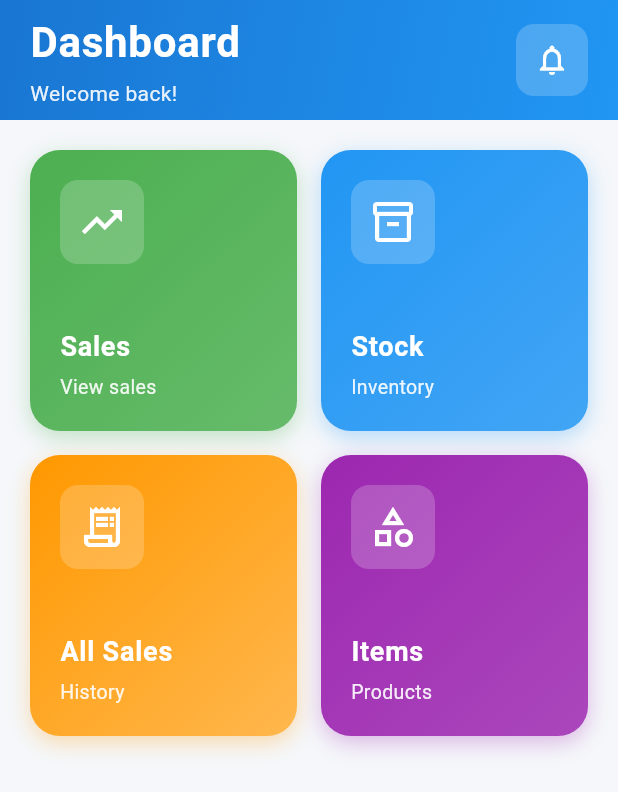
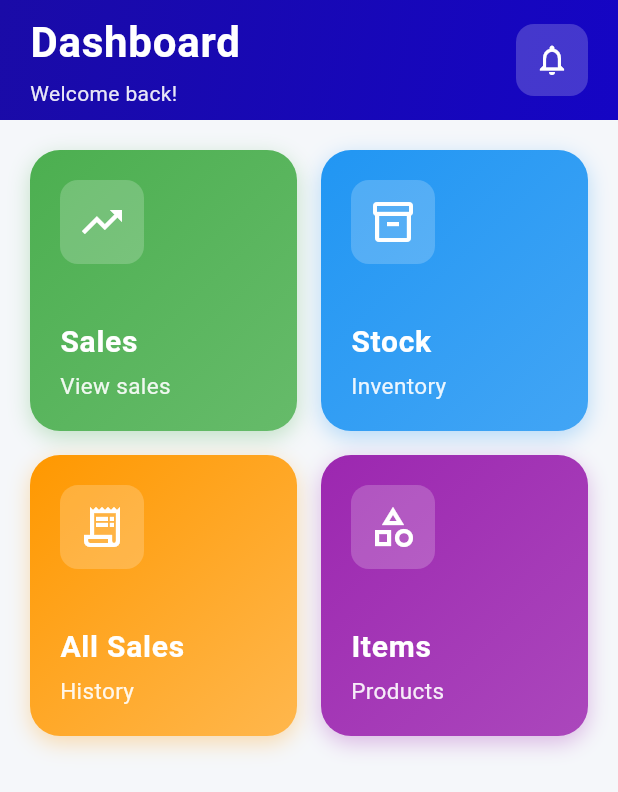
Before and after one commit to MihiranWijesekara/Chicken-delivery-project, a Flutter app: the screen it shows after launch, on a phone screen of 412 x 824 dp. Shown: the top 792 px of the screen. Run offline on Flutter 3.47's test engine with Material 3 defaults, Android fonts, the phone set to English and light mode, and no system bars.

Commit message:
chnage dashboard ui

```diff
--- a/lib/pages/dashboard.dart
+++ b/lib/pages/dashboard.dart
@@ -50,8 +50,8 @@ class DashboardPage extends StatelessWidget {
               begin: Alignment.topLeft,
               end: Alignment.bottomRight,
               colors: [
-                const Color(0xFF1976D2),
-                const Color(0xFF2196F3),
+                const Color.fromARGB(255, 26, 11, 167),
+                const Color.fromARGB(255, 21, 5, 196),
               ],
             ),
           ),
@@ -241,7 +241,7 @@ class _DashboardCardState extends State<_DashboardCard>
                     widget.cardData.title,
                     style: const TextStyle(
                       color: Colors.white,
-                      fontSize: 18,
+                      fontSize: 20,
                       fontWeight: FontWeight.bold,
                       letterSpacing: 0.5,
                     ),
@@ -251,7 +251,7 @@ class _DashboardCardState extends State<_DashboardCard>
                     widget.cardData.subtitle,
                     style: TextStyle(
                       color: Colors.white.withOpacity(0.9),
-                      fontSize: 13,
+                      fontSize: 15,
                       fontWeight: FontWeight.w400,
                     ),
                   ),
```
